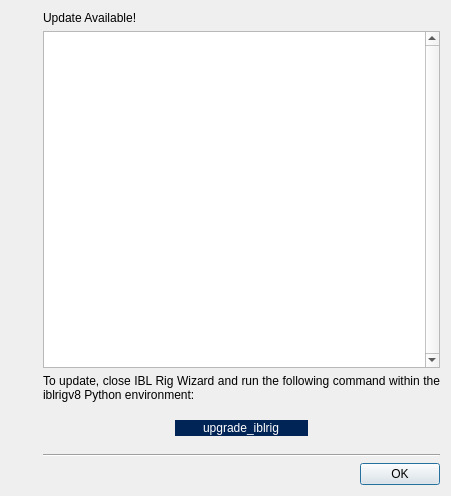
Qt form iblrig/gui/ui_update.ui (int-brain-lab/iblrig) before a commit.
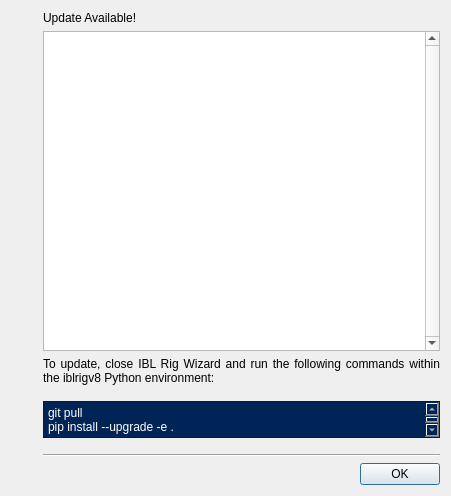
The same form after that commit. Icons and pictures are not drawn.

What changed in the file:
```diff
--- a/iblrig/gui/ui_update.ui
+++ b/iblrig/gui/ui_update.ui
@@ -100,7 +100,7 @@
         </sizepolicy>
        </property>
        <property name="text">
-        <string>To update, close IBL Rig Wizard and run the following command within the iblrigv8 Python environment:</string>
+        <string>To update, close IBL Rig Wizard and run the following commands within the iblrigv8 Python environment:</string>
        </property>
        <property name="alignment">
         <set>Qt::AlignJustify|Qt::AlignVCenter</set>
@@ -127,54 +127,25 @@
       </spacer>
      </item>
      <item>
-      <layout class="QHBoxLayout" name="uiLayoutCommand">
-       <item>
-        <spacer name="horizontalSpacer_2">
-         <property name="orientation">
-          <enum>Qt::Horizontal</enum>
-         </property>
-         <property name="sizeHint" stdset="0">
+      <widget class="QPlainTextEdit" name="plainTextEdit">
+       <property name="maximumSize">
           <size>
-           <width>1</width>
-           <height>20</height>
-          </size>
-         </property>
-        </spacer>
-       </item>
-       <item>
-        <widget class="QLineEdit" name="uiLineEditCommand">
+         <width>16777215</width>
+         <height>37</height>
+        </size>
+       </property>
          <property name="styleSheet">
           <string notr="true">background-color: rgb(1, 36, 86);
 color: rgb(255, 255, 255);</string>
          </property>
-         <property name="text">
-          <string>upgrade_iblrig</string>
-         </property>
-         <property name="frame">
-          <bool>false</bool>
-         </property>
-         <property name="alignment">
-          <set>Qt::AlignCenter</set>
-         </property>
          <property name="readOnly">
           <bool>true</bool>
          </property>
-        </widget>
-       </item>
-       <item>
-        <spacer name="horizontalSpacer_3">
-         <property name="orientation">
-          <enum>Qt::Horizontal</enum>
-         </property>
-         <property name="sizeHint" stdset="0">
-          <size>
-           <width>1</width>
-           <height>20</height>
-          </size>
-         </property>
-        </spacer>
-       </item>
-      </layout>
+       <property name="plainText">
+        <string>git pull
+pip install --upgrade -e .</string>
+       </property>
+      </widget>
      </item>
      <item>
       <spacer name="verticalSpacer_3">
```
Left out of the diff: 6 changed lines with no effect on the pictures. Lines whose indentation alone changed are shown as unchanged.
